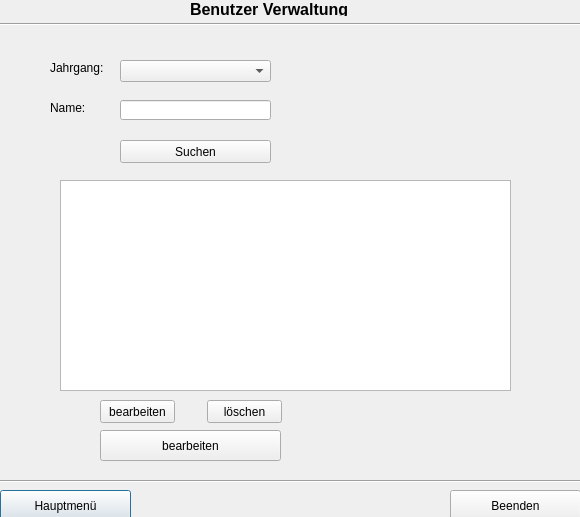
Old version of the form ZitatErfassung/frmbenutzerverwaltung.ui in the repository TrialAnd404/MyRepo.
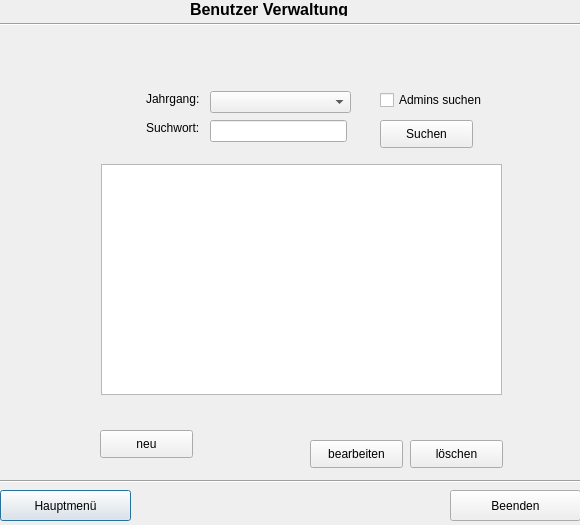
New version of the form.

```diff
--- a/ZitatErfassung/frmbenutzerverwaltung.ui
+++ b/ZitatErfassung/frmbenutzerverwaltung.ui
@@ -7,7 +7,7 @@
     <x>0</x>
     <y>0</y>
     <width>580</width>
-    <height>517</height>
+    <height>525</height>
    </rect>
   </property>
   <property name="windowTitle">
@@ -81,9 +81,9 @@
   <widget class="QLabel" name="label">
    <property name="geometry">
     <rect>
-     <x>50</x>
-     <y>60</y>
-     <width>61</width>
+     <x>146</x>
+     <y>91</y>
+     <width>57</width>
      <height>16</height>
     </rect>
    </property>
@@ -94,22 +94,22 @@
   <widget class="QLabel" name="label_2">
    <property name="geometry">
     <rect>
-     <x>50</x>
-     <y>100</y>
+     <x>146</x>
+     <y>120</y>
      <width>61</width>
      <height>16</height>
     </rect>
    </property>
    <property name="text">
-    <string>Name:</string>
+    <string>Suchwort:</string>
    </property>
   </widget>
   <widget class="QComboBox" name="cmbJahrgang">
    <property name="geometry">
     <rect>
-     <x>120</x>
-     <y>60</y>
-     <width>151</width>
+     <x>210</x>
+     <y>91</y>
+     <width>141</width>
      <height>22</height>
     </rect>
    </property>
@@ -117,20 +117,20 @@
   <widget class="QLineEdit" name="ldtName">
    <property name="geometry">
     <rect>
-     <x>120</x>
-     <y>100</y>
-     <width>151</width>
-     <height>20</height>
+     <x>210</x>
+     <y>120</y>
+     <width>137</width>
+     <height>22</height>
     </rect>
    </property>
   </widget>
   <widget class="QPushButton" name="pbSuchen">
    <property name="geometry">
     <rect>
-     <x>120</x>
-     <y>140</y>
-     <width>151</width>
-     <height>23</height>
+     <x>380</x>
+     <y>120</y>
+     <width>93</width>
+     <height>28</height>
     </rect>
    </property>
    <property name="text">
@@ -140,20 +140,20 @@
   <widget class="QListWidget" name="lwAnzeigen">
    <property name="geometry">
     <rect>
-     <x>60</x>
-     <y>180</y>
-     <width>451</width>
-     <height>211</height>
+     <x>101</x>
+     <y>164</y>
+     <width>401</width>
+     <height>231</height>
     </rect>
    </property>
   </widget>
   <widget class="QPushButton" name="pbBearbeiten">
    <property name="geometry">
     <rect>
-     <x>100</x>
-     <y>400</y>
-     <width>75</width>
-     <height>23</height>
+     <x>310</x>
+     <y>440</y>
+     <width>93</width>
+     <height>28</height>
     </rect>
    </property>
    <property name="text">
@@ -163,10 +163,10 @@
   <widget class="QPushButton" name="pbLoeschen">
    <property name="geometry">
     <rect>
-     <x>207</x>
-     <y>400</y>
-     <width>75</width>
-     <height>23</height>
+     <x>410</x>
+     <y>440</y>
+     <width>93</width>
+     <height>28</height>
     </rect>
    </property>
    <property name="text">
@@ -178,12 +178,25 @@
     <rect>
      <x>100</x>
      <y>430</y>
-     <width>181</width>
-     <height>31</height>
+     <width>93</width>
+     <height>28</height>
     </rect>
    </property>
    <property name="text">
-    <string>bearbeiten</string>
+    <string>neu</string>
+   </property>
+  </widget>
+  <widget class="QCheckBox" name="cbAdmin">
+   <property name="geometry">
+    <rect>
+     <x>380</x>
+     <y>90</y>
+     <width>111</width>
+     <height>20</height>
+    </rect>
+   </property>
+   <property name="text">
+    <string>Admins suchen</string>
    </property>
   </widget>
  </widget>
```
Left out of the diff: 2 changed lines with no effect on the pictures.
